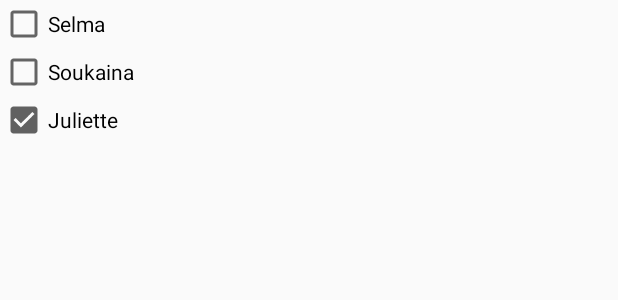
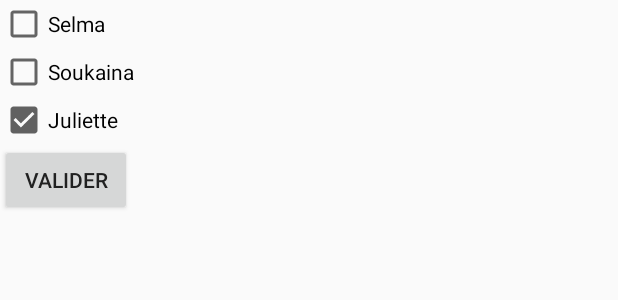
Before and after one commit to Hexag0ne/PtitChef, an Android app: the layout item_friends_message.xml on its own in the app's theme, with its tools: preview values and no code run, on a phone screen of 412 x 824 dp. Shown: the top 300 px of the screen. Run offline under Robolectric (Android 15) with nearby library versions, the phone set to English and light mode, and no system bars.

Commit message:
Add valider

```diff
--- a/app/src/main/res/layout/item_friends_message.xml
+++ b/app/src/main/res/layout/item_friends_message.xml
@@ -21,4 +21,10 @@
         android:text="Juliette"
         android:checked="true" />
 
+    <Button
+        android:layout_width="wrap_content"
+        android:layout_height="wrap_content"
+        android:text="Valider"
+        android:checked="true" />
+
 </LinearLayout>
```
